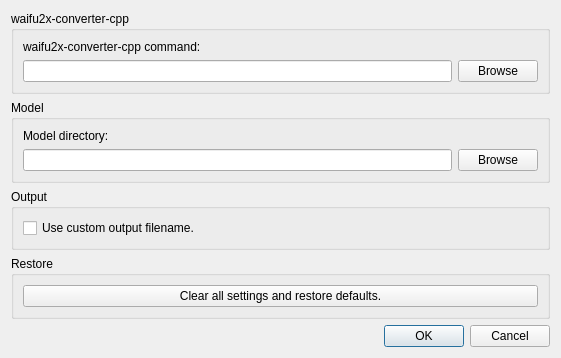
Before: the Qt Designer form preferencesdialog.ui in khws4v1/waifu2x-converter-qt, drawn with Qt 5.
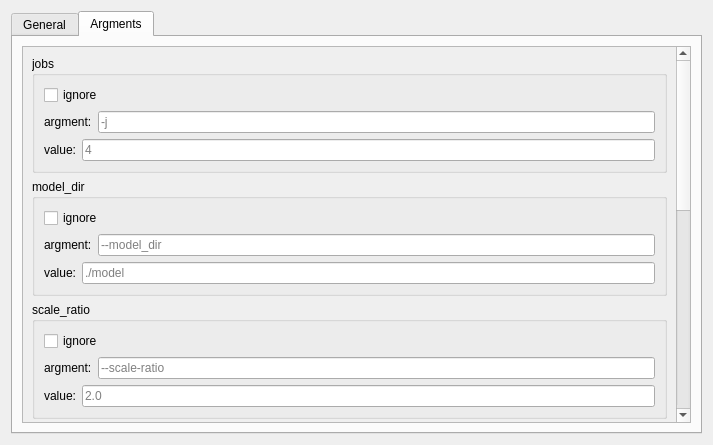
After: the same form once the commit is applied.

What changed in the file:
```diff
--- a/preferencesdialog.ui
+++ b/preferencesdialog.ui
@@ -6,8 +6,8 @@
    <rect>
     <x>0</x>
     <y>0</y>
-    <width>561</width>
-    <height>353</height>
+    <width>713</width>
+    <height>445</height>
    </rect>
   </property>
   <property name="windowTitle">
@@ -15,6 +15,16 @@
   </property>
   <layout class="QVBoxLayout" name="verticalLayout">
    <item>
+    <widget class="QTabWidget" name="tabWidget">
+     <property name="currentIndex">
+      <number>1</number>
+     </property>
+     <widget class="QWidget" name="tab">
+      <attribute name="title">
+       <string>General</string>
+      </attribute>
+      <layout class="QVBoxLayout" name="verticalLayout_6">
+       <item>
     <widget class="QGroupBox" name="groupBox">
      <property name="title">
       <string>waifu2x-converter-cpp</string>
@@ -103,9 +113,6 @@
         </property>
        </widget>
       </item>
-     </layout>
-    </widget>
-   </item>
    <item>
     <widget class="QDialogButtonBox" name="buttonBox">
      <property name="orientation">
@@ -114,6 +121,390 @@
      <property name="standardButtons">
       <set>QDialogButtonBox::Cancel|QDialogButtonBox::Ok</set>
      </property>
+           </widget>
+          </item>
+         </layout>
+        </widget>
+       </item>
+      </layout>
+     </widget>
+     <widget class="QWidget" name="tab_2">
+      <attribute name="title">
+       <string>Argments</string>
+      </attribute>
+      <layout class="QVBoxLayout" name="verticalLayout_7">
+       <item>
+        <widget class="QScrollArea" name="scrollArea">
+         <property name="widgetResizable">
+          <bool>true</bool>
+         </property>
+         <widget class="QWidget" name="scrollAreaWidgetContents">
+          <property name="geometry">
+           <rect>
+            <x>0</x>
+            <y>-332</y>
+            <width>657</width>
+            <height>894</height>
+           </rect>
+          </property>
+          <layout class="QVBoxLayout" name="verticalLayout_8">
+           <item>
+            <widget class="QGroupBox" name="groupBox_5">
+             <property name="title">
+              <string>jobs</string>
+             </property>
+             <layout class="QVBoxLayout" name="verticalLayout_9">
+              <item>
+               <widget class="QCheckBox" name="ignoreJobsBox">
+                <property name="text">
+                 <string>ignore</string>
+                </property>
+               </widget>
+              </item>
+              <item>
+               <layout class="QHBoxLayout" name="horizontalLayout_4">
+                <item>
+                 <widget class="QLabel" name="label_4">
+                  <property name="text">
+                   <string>argment:</string>
+                  </property>
+                 </widget>
+                </item>
+                <item>
+                 <widget class="QLineEdit" name="jobsArgmentLine">
+                  <property name="placeholderText">
+                   <string>-j</string>
+                  </property>
+                 </widget>
+                </item>
+               </layout>
+              </item>
+              <item>
+               <layout class="QHBoxLayout" name="horizontalLayout_3">
+                <item>
+                 <widget class="QLabel" name="label_3">
+                  <property name="text">
+                   <string>value:</string>
+                  </property>
+                 </widget>
+                </item>
+                <item>
+                 <widget class="QLineEdit" name="jobsValueLine">
+                  <property name="placeholderText">
+                   <string>4</string>
+                  </property>
+                 </widget>
+                </item>
+               </layout>
+              </item>
+             </layout>
+            </widget>
+           </item>
+           <item>
+            <widget class="QGroupBox" name="groupBox_6">
+             <property name="title">
+              <string>model_dir</string>
+             </property>
+             <layout class="QVBoxLayout" name="verticalLayout_10">
+              <item>
+               <widget class="QCheckBox" name="ignoreModelDirectory">
+                <property name="text">
+                 <string>ignore</string>
+                </property>
+               </widget>
+              </item>
+              <item>
+               <layout class="QHBoxLayout" name="horizontalLayout_5">
+                <item>
+                 <widget class="QLabel" name="label_5">
+                  <property name="text">
+                   <string>argment:</string>
+                  </property>
+                 </widget>
+                </item>
+                <item>
+                 <widget class="QLineEdit" name="modelDirectoryArgmentLine">
+                  <property name="placeholderText">
+                   <string>--model_dir</string>
+                  </property>
+                 </widget>
+                </item>
+               </layout>
+              </item>
+              <item>
+               <layout class="QHBoxLayout" name="horizontalLayout_6">
+                <item>
+                 <widget class="QLabel" name="label_6">
+                  <property name="text">
+                   <string>value:</string>
+                  </property>
+                 </widget>
+                </item>
+                <item>
+                 <widget class="QLineEdit" name="modelDirectoryValueLine">
+                  <property name="inputMask">
+                   <string/>
+                  </property>
+                  <property name="placeholderText">
+                   <string>./model</string>
+                  </property>
+                 </widget>
+                </item>
+               </layout>
+              </item>
+             </layout>
+            </widget>
+           </item>
+           <item>
+            <widget class="QGroupBox" name="groupBox_8">
+             <property name="title">
+              <string>scale_ratio</string>
+             </property>
+             <layout class="QVBoxLayout" name="verticalLayout_12">
+              <item>
+               <widget class="QCheckBox" name="ignoreScaleRatioBox">
+                <property name="text">
+                 <string>ignore</string>
+                </property>
+               </widget>
+              </item>
+              <item>
+               <layout class="QHBoxLayout" name="horizontalLayout_9">
+                <item>
+                 <widget class="QLabel" name="label_9">
+                  <property name="text">
+                   <string>argment:</string>
+                  </property>
+                 </widget>
+                </item>
+                <item>
+                 <widget class="QLineEdit" name="scaleRatioArgmentLine">
+                  <property name="placeholderText">
+                   <string>--scale-ratio</string>
+                  </property>
+                 </widget>
+                </item>
+               </layout>
+              </item>
+              <item>
+               <layout class="QHBoxLayout" name="horizontalLayout_10">
+                <item>
+                 <widget class="QLabel" name="label_10">
+                  <property name="text">
+                   <string>value:</string>
+                  </property>
+                 </widget>
+                </item>
+                <item>
+                 <widget class="QLineEdit" name="scaleRatioValueLine">
+                  <property name="placeholderText">
+                   <string>2.0</string>
+                  </property>
+                 </widget>
+                </item>
+               </layout>
+              </item>
+             </layout>
+            </widget>
+           </item>
+           <item>
+            <widget class="QGroupBox" name="groupBox_9">
+             <property name="title">
+              <string>noise_level</string>
+             </property>
+             <layout class="QVBoxLayout" name="verticalLayout_13">
+              <item>
+               <widget class="QCheckBox" name="ignoreNoiseLevelBox">
+                <property name="text">
+                 <string>ignore</string>
+                </property>
+               </widget>
+              </item>
+              <item>
+               <layout class="QHBoxLayout" name="horizontalLayout_11">
+                <item>
+                 <widget class="QLabel" name="label_11">
+                  <property name="text">
+                   <string>argment:</string>
+                  </property>
+                 </widget>
+                </item>
+                <item>
+                 <widget class="QLineEdit" name="noiseLevelArgmentLine">
+                  <property name="placeholderText">
+                   <string>--noise_level</string>
+                  </property>
+                 </widget>
+                </item>
+               </layout>
+              </item>
+              <item>
+               <layout class="QHBoxLayout" name="horizontalLayout_12">
+                <item>
+                 <widget class="QLabel" name="label_12">
+                  <property name="text">
+                   <string>value:</string>
+                  </property>
+                 </widget>
+                </item>
+                <item>
+                 <widget class="QLineEdit" name="noiseLevelValueLine">
+                  <property name="placeholderText">
+                   <string>1</string>
+                  </property>
+                 </widget>
+                </item>
+               </layout>
+              </item>
+             </layout>
+            </widget>
+           </item>
+           <item>
+            <widget class="QGroupBox" name="groupBox_10">
+             <property name="title">
+              <string>mode</string>
+             </property>
+             <layout class="QVBoxLayout" name="verticalLayout_14">
+              <item>
+               <widget class="QCheckBox" name="ignoreModeBox">
+                <property name="text">
+                 <string>ignore</string>
+                </property>
+               </widget>
+              </item>
+              <item>
+               <layout class="QHBoxLayout" name="horizontalLayout_13">
+                <item>
+                 <widget class="QLabel" name="label_13">
+                  <property name="text">
+                   <string>argment:</string>
+                  </property>
+                 </widget>
+                </item>
+                <item>
+                 <widget class="QLineEdit" name="modeArgmentLine">
+                  <property name="placeholderText">
+                   <string>-m</string>
+                  </property>
+                 </widget>
+                </item>
+               </layout>
+              </item>
+              <item>
+               <layout class="QHBoxLayout" name="horizontalLayout_14">
+                <item>
+                 <widget class="QLabel" name="label_14">
+                  <property name="text">
+                   <string>value:</string>
+                  </property>
+                 </widget>
+                </item>
+                <item>
+                 <widget class="QLineEdit" name="modeValueLine">
+                  <property name="placeholderText">
+                   <string>noise_scale</string>
+                  </property>
+                 </widget>
+                </item>
+               </layout>
+              </item>
+             </layout>
+            </widget>
+           </item>
+           <item>
+            <widget class="QGroupBox" name="groupBox_7">
+             <property name="title">
+              <string>output_file</string>
+             </property>
+             <layout class="QVBoxLayout" name="verticalLayout_11">
+              <item>
+               <widget class="QCheckBox" name="ignoreOutputFileBox">
+                <property name="text">
+                 <string>ignore</string>
+                </property>
+               </widget>
+              </item>
+              <item>
+               <layout class="QHBoxLayout" name="horizontalLayout_7">
+                <item>
+                 <widget class="QLabel" name="label_7">
+                  <property name="text">
+                   <string>argment:</string>
+                  </property>
+                 </widget>
+                </item>
+                <item>
+                 <widget class="QLineEdit" name="outputFileArgment"/>
+                </item>
+               </layout>
+              </item>
+              <item>
+               <layout class="QHBoxLayout" name="horizontalLayout_8">
+                <item>
+                 <widget class="QLabel" name="label_8">
+                  <property name="text">
+                   <string>value:</string>
+                  </property>
+                 </widget>
+                </item>
+                <item>
+                 <widget class="QLineEdit" name="outputFileValueLine"/>
+                </item>
+               </layout>
+              </item>
+             </layout>
+            </widget>
+           </item>
+           <item>
+            <widget class="QGroupBox" name="groupBox_11">
+             <property name="title">
+              <string>input_file</string>
+             </property>
+             <layout class="QVBoxLayout" name="verticalLayout_15">
+              <item>
+               <widget class="QCheckBox" name="ignoreInputFileBox">
+                <property name="text">
+                 <string>ignore</string>
+                </property>
+               </widget>
+              </item>
+              <item>
+               <layout class="QHBoxLayout" name="horizontalLayout_15">
+                <item>
+                 <widget class="QLabel" name="label_15">
+                  <property name="text">
+                   <string>argment:</string>
+                  </property>
+                 </widget>
+                </item>
+                <item>
+                 <widget class="QLineEdit" name="inputFileArgmentLine"/>
+                </item>
+               </layout>
+              </item>
+              <item>
+               <layout class="QHBoxLayout" name="horizontalLayout_16">
+                <item>
+                 <widget class="QLabel" name="label_16">
+                  <property name="text">
+                   <string>value:</string>
+                  </property>
+                 </widget>
+                </item>
+                <item>
+                 <widget class="QLineEdit" name="inputFileValueLine"/>
+                </item>
+               </layout>
+              </item>
+             </layout>
+            </widget>
+           </item>
+          </layout>
+         </widget>
+        </widget>
+       </item>
+      </layout>
+     </widget>
     </widget>
    </item>
   </layout>
```
Lines whose indentation alone changed are shown as unchanged.
